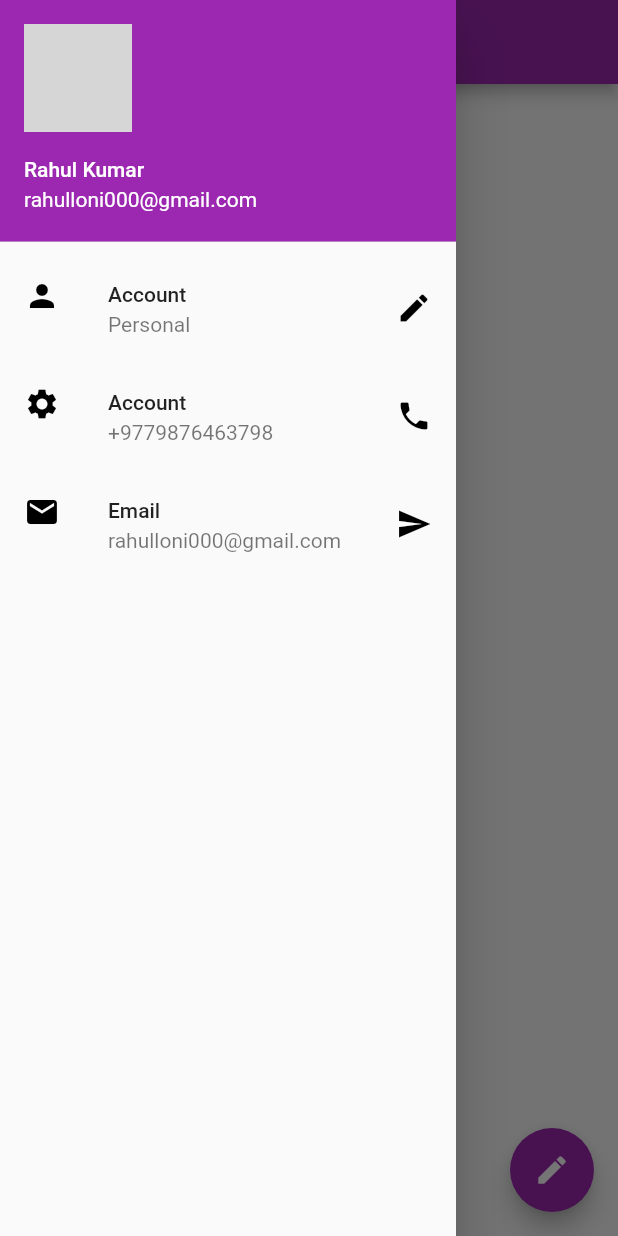
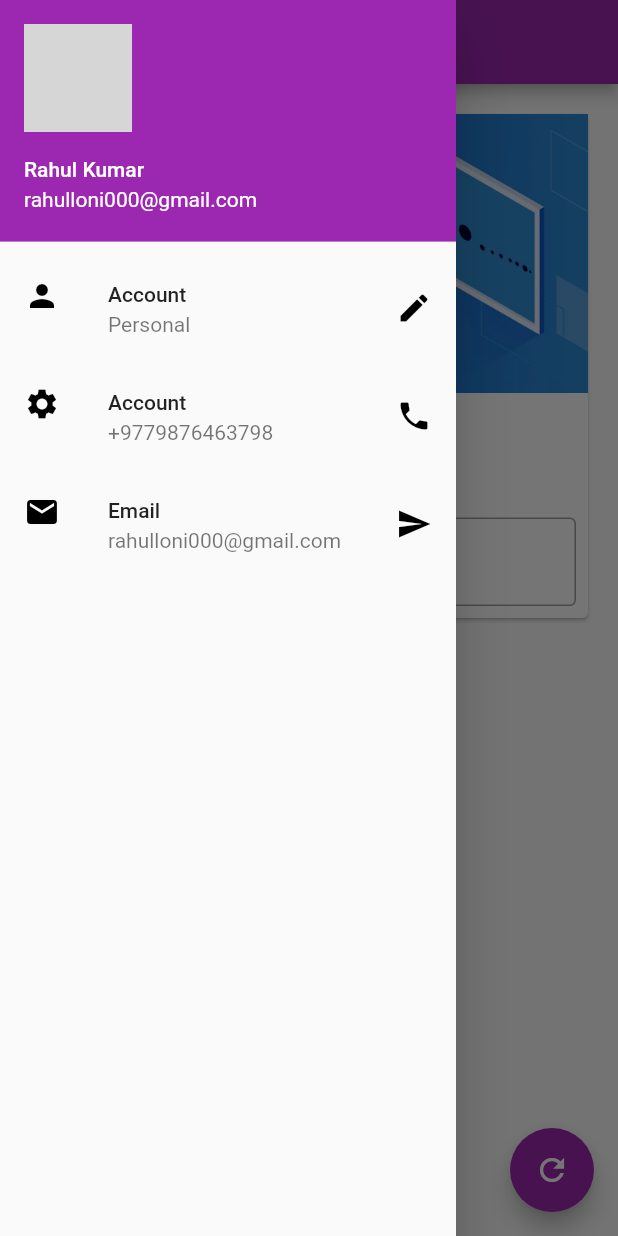
Before and after one commit to rahul-loni/JustDemo, a Flutter app: the screen it shows after launch, with the side drawer open, on a phone screen of 412 x 824 dp. Run offline on Flutter 3.47's test engine with Material 2 defaults, Android fonts, the phone set to English and light mode, and no system bars; network calls fail; grey boxes are pictures that could not be loaded.

Commit message:
card complete

```diff
--- /dev/null
+++ b/lib/BgImage.dart
@@ -0,0 +1,13 @@
+import 'package:flutter/material.dart';
+
+class BgImage extends StatelessWidget {
+  const BgImage({super.key});
+
+  @override
+  Widget build(BuildContext context) {
+    return Image.asset(
+      "assets/image.jpg",
+      fit: BoxFit.cover,
+    );
+  }
+}
--- /dev/null
+++ b/lib/Pages/home_page.dart
@@ -0,0 +1,67 @@
+import 'package:flutter/material.dart';
+
+import '../BgImage.dart';
+import '../drawer.dart';
+
+class HomePage extends StatefulWidget {
+  @override
+  State<HomePage> createState() => _HomePageState();
+}
+
+class _HomePageState extends State<HomePage> {
+  TextEditingController _nameController = TextEditingController();
+  var myText = "Change Me !!";
+  @override
+  void initState() {
+    super.initState();
+  }
+
+  @override
+  Widget build(BuildContext context) {
+    return Scaffold(
+      appBar: AppBar(title: Text("My App")),
+      body: Padding(
+        padding: EdgeInsets.all(16.0),
+        child: SingleChildScrollView(
+          child: Card(
+            child: Column(
+              children: <Widget>[
+                BgImage(),
+                SizedBox(
+                  height: 20,
+                ),
+                Text(
+                  myText,
+                  style: TextStyle(fontSize: 30, fontWeight: FontWeight.w900),
+                ),
+                SizedBox(
+                  height: 20,
+                ),
+                Padding(
+                  padding: const EdgeInsets.all(8.0),
+                  child: TextField(
+                    controller: _nameController,
+                    keyboardType: TextInputType.text,
+                    //obscureText: true,
+                    decoration: InputDecoration(
+                        border: OutlineInputBorder(),
+                        hintText: "Enter Hare",
+                        labelText: "Name"),
+                  ),
+                )
+              ],
+            ),
+          ),
+        ),
+      ),
+      drawer: MyDrawer(),
+      floatingActionButton: FloatingActionButton(
+        onPressed: () {
+          myText = _nameController.text;
+          setState(() {});
+        },
+        child: Icon(Icons.refresh),
+      ),
+    );
+  }
+}
--- /dev/null
+++ b/lib/drawer.dart
@@ -0,0 +1,52 @@
+import 'package:flutter/material.dart';
+
+class MyDrawer extends StatelessWidget {
+  const MyDrawer({super.key});
+
+  @override
+  Widget build(BuildContext context) {
+    return Drawer(
+        child: ListView(
+      padding: EdgeInsets.zero,
+      children: <Widget>[
+        // DrawerHeader(
+        //   child: Text(
+        //     "Hey Flutter App",
+        //     style: TextStyle(fontSize: 30, color: Colors.white),
+        //   ),
+        //   decoration: BoxDecoration(color: Colors.purple),
+        // ),
+        UserAccountsDrawerHeader(
+          accountName: Text("Rahul Kumar"),
+          accountEmail: Text("rahulloni000@gmail.com"),
+          currentAccountPicture: CircleAvatar(
+            backgroundImage: NetworkImage(
+                "https://images.unsplash.com/photo-1539571696357-5a69c17a67c6?ixlib=rb-4.0.3&ixid=MnwxMjA3fDB8MHxwaG90by1wYWdlfHx8fGVufDB8fHx8&auto=format&fit=crop&w=387&q=80"),
+          ),
+        ),
+
+        ListTile(
+          leading: Icon(Icons.person),
+          iconColor: Colors.black,
+          title: Text("Account"),
+          subtitle: Text("Personal"),
+          trailing: Icon(Icons.edit),
+        ),
+        ListTile(
+          leading: Icon(Icons.settings),
+          iconColor: Colors.black,
+          title: Text("Account"),
+          subtitle: Text("+9779876463798"),
+          trailing: Icon(Icons.phone),
+        ),
+        ListTile(
+          leading: Icon(Icons.email),
+          iconColor: Colors.black,
+          title: Text("Email"),
+          subtitle: Text("rahulloni000@gmail.com"),
+          trailing: Icon(Icons.send),
+        )
+      ],
+    ));
+  }
+}
--- a/lib/main.dart
+++ b/lib/main.dart
@@ -1,4 +1,5 @@
 import 'package:flutter/material.dart';
+import 'Pages/home_page.dart';
 
 void main() {
   runApp(MaterialApp(
@@ -10,60 +11,3 @@ void main() {
     ),
   ));
 }
-
-class HomePage extends StatelessWidget {
-  @override
-  Widget build(BuildContext context) {
-    return Scaffold(
-      appBar: AppBar(title: Text("My App")),
-      body: Container(),
-      drawer: Drawer(
-          child: ListView(
-        padding: EdgeInsets.zero,
-        children: <Widget>[
-          // DrawerHeader(
-          //   child: Text(
-          //     "Hey Flutter App",
-          //     style: TextStyle(fontSize: 30, color: Colors.white),
-          //   ),
-          //   decoration: BoxDecoration(color: Colors.purple),
-          // ),
-          UserAccountsDrawerHeader(
-            accountName: Text("Rahul Kumar"),
-            accountEmail: Text("rahulloni000@gmail.com"),
-            currentAccountPicture: CircleAvatar(
-              backgroundImage: NetworkImage(
-                  "https://images.unsplash.com/photo-1539571696357-5a69c17a67c6?ixlib=rb-4.0.3&ixid=MnwxMjA3fDB8MHxwaG90by1wYWdlfHx8fGVufDB8fHx8&auto=format&fit=crop&w=387&q=80"),
-            ),
-          ),
-
-          ListTile(
-            leading: Icon(Icons.person),
-            iconColor: Colors.black,
-            title: Text("Account"),
-            subtitle: Text("Personal"),
-            trailing: Icon(Icons.edit),
-          ),
-          ListTile(
-            leading: Icon(Icons.settings),
-            iconColor: Colors.black,
-            title: Text("Account"),
-            subtitle: Text("+9779876463798"),
-            trailing: Icon(Icons.phone),
-          ),
-          ListTile(
-            leading: Icon(Icons.email),
-            iconColor: Colors.black,
-            title: Text("Email"),
-            subtitle: Text("rahulloni000@gmail.com"),
-            trailing: Icon(Icons.send),
-          )
-        ],
-      )),
-      floatingActionButton: FloatingActionButton(
-        onPressed: () {},
-        child: Icon(Icons.edit),
-      ),
-    );
-  }
-}
--- a/pubspec.yaml
+++ b/pubspec.yaml
@@ -60,9 +60,9 @@ flutter:
   uses-material-design: true
 
   # To add assets to your application, add an assets section, like this:
-  # assets:
-  #   - images/a_dot_burr.jpeg
-  #   - images/a_dot_ham.jpeg
+  assets:
+    - assets/
+
 
   # An image asset can refer to one or more resolution-specific "variants", see
   # https://flutter.dev/assets-and-images/#resolution-aware
```
Also changed, not shown: assets/bgg.jpg (added), assets/image.jpg (added), 1 other file.
